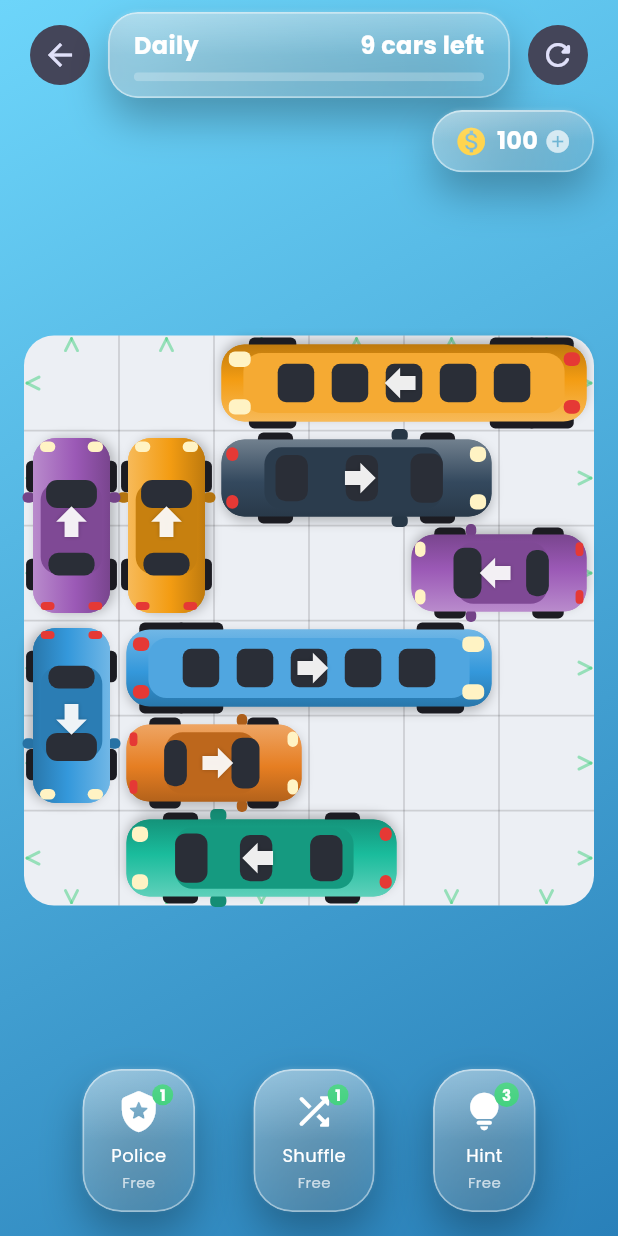
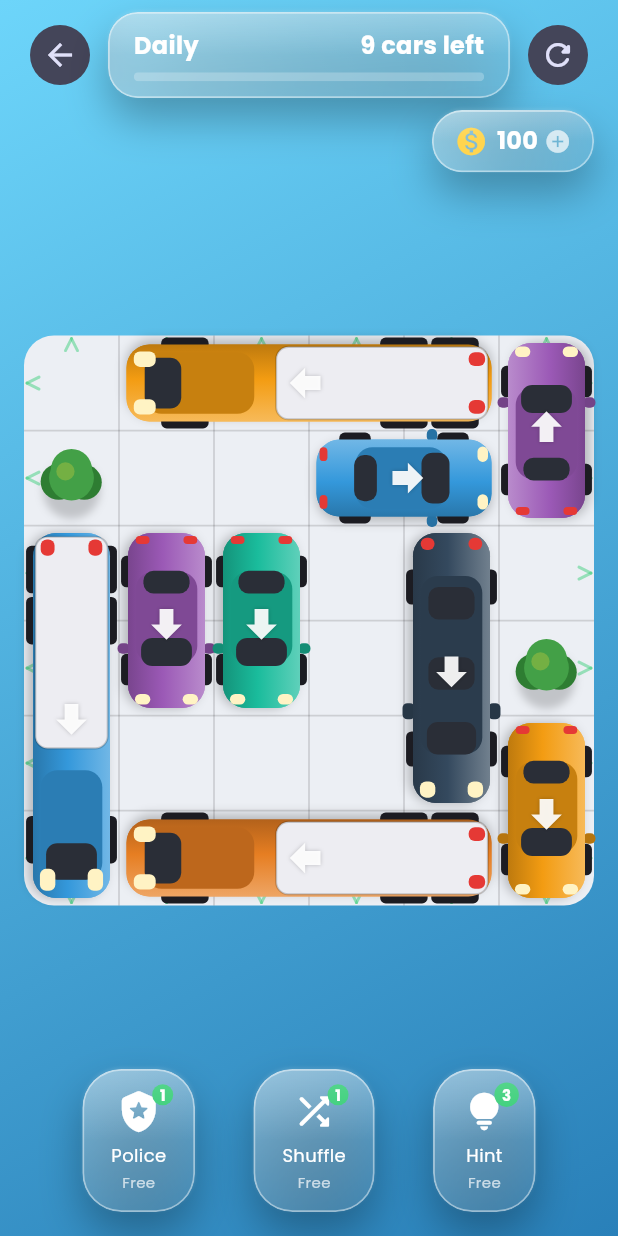
Before and after one commit to nortaip/puzzlegame, a Flutter app: the screen it shows after launch, after a tap on "Daily Challenge", on a phone screen of 412 x 824 dp. Run offline on Flutter 3.47's test engine with Material 3 defaults, Android fonts, the phone set to English and light mode, and no system bars; our stand-ins replace audioplayers, confetti, connectivity_plus, flutter_riverpod, google_fonts, google_mobile_ads and 4 more; accounts and stored records are empty.

Commit message:
Add roadside-tree obstacles that close off some exits
From level 12, the generator scatters static tree obstacles (biased to the
borders) that permanently block their cells. Trees are placed before the cars
and the lane-clear check keeps every car's exit path tree-free, so some exits
are closed but the board stays solvable with plenty of open lanes. Trees are
rendered as little top-down canopies (new TreePainter) and tracked on Board /
Level; count scales gently with the level (capped at the grid side length).

```diff
--- a/lib/features/game/widgets/board_widget.dart
+++ b/lib/features/game/widgets/board_widget.dart
@@ -109,6 +109,7 @@ class _BoardWidgetState extends ConsumerState<BoardWidget>
           ),
           for (final t in _trails) _buildTrail(t),
           for (final s in _smokes) _buildSmoke(s),
+          for (final tree in board.trees) _buildTree(tree, board.size, cell),
           for (final car in board.cars) _buildCar(game, car, cell),
           for (final g in _ghosts) _buildGhost(g),
           if (_policeActive) _screenFlash(),
@@ -162,6 +163,24 @@ class _BoardWidgetState extends ConsumerState<BoardWidget>
       width: width,
       height: height,
       child: child,
+    );
+  }
+
+  Widget _buildTree(int cellIndex, int gridSize, double cell) {
+    final r = cellIndex ~/ gridSize;
+    final c = cellIndex % gridSize;
+    return Positioned(
+      key: ValueKey('tree_$cellIndex'),
+      left: c * cell,
+      top: r * cell,
+      width: cell,
+      height: cell,
+      child: const IgnorePointer(
+        child: Padding(
+          padding: EdgeInsets.all(2),
+          child: CustomPaint(painter: TreePainter(), child: SizedBox.expand()),
+        ),
+      ),
     );
   }
 
--- a/lib/features/game/widgets/car_painter.dart
+++ b/lib/features/game/widgets/car_painter.dart
@@ -452,6 +452,43 @@ class SmokePainter extends CustomPainter {
   bool shouldRepaint(covariant SmokePainter old) => old.progress != progress;
 }
 
+/// A small top-down roadside tree (a bushy green canopy) used as an obstacle.
+class TreePainter extends CustomPainter {
+  const TreePainter();
+
+  @override
+  void paint(Canvas canvas, Size size) {
+    final c = Offset(size.width / 2, size.height / 2);
+    final r = size.shortestSide * 0.34;
+
+    // Ground shadow.
+    canvas.drawCircle(
+      c.translate(0, r * 0.4),
+      r * 0.95,
+      Paint()
+        ..color = Colors.black.withOpacity(0.18)
+        ..maskFilter = const MaskFilter.blur(BlurStyle.normal, 3),
+    );
+
+    const dark = Color(0xFF2E7D32);
+    const mid = Color(0xFF43A047);
+    const light = Color(0xFF7CB342);
+
+    canvas.drawCircle(c.translate(-r * 0.42, r * 0.12), r * 0.6, Paint()..color = dark);
+    canvas.drawCircle(c.translate(r * 0.42, r * 0.14), r * 0.58, Paint()..color = dark);
+    canvas.drawCircle(c.translate(0, -r * 0.28), r * 0.68, Paint()..color = mid);
+    canvas.drawCircle(c, r * 0.74, Paint()..color = mid);
+    canvas.drawCircle(
+      c.translate(-r * 0.2, -r * 0.22),
+      r * 0.3,
+      Paint()..color = light.withOpacity(0.85),
+    );
+  }
+
+  @override
+  bool shouldRepaint(covariant TreePainter old) => false;
+}
+
 /// Top-down police officer: cap, face and shoulders, with a tiny badge. Used in
 /// the Police power-up overlay beside the squad car.
 class OfficerPainter extends CustomPainter {
--- a/lib/game/logic/difficulty.dart
+++ b/lib/game/logic/difficulty.dart
@@ -11,10 +11,14 @@ class DifficultyConfig {
     required this.vehicleCount,
     required this.typePool,
     required this.depthBias,
+    required this.treeCount,
   });
 
   final int gridSize;
   final int vehicleCount;
+
+  /// Number of static roadside-tree obstacles that close off some exits.
+  final int treeCount;
 
   /// Weighted pool of vehicle types to draw from (repeats bias the odds).
   final List<VehicleType> typePool;
@@ -56,11 +60,17 @@ class DifficultyConfig {
     if (gridSize >= 6 && level >= 18) pool.add(VehicleType.truck);
     if (gridSize >= 7) pool.add(VehicleType.bus); // more big vehicles later
 
+    // Trees start appearing in the mid game and grow slowly, capped so plenty
+    // of exits stay open (never more than ~the grid side length).
+    final treeCount =
+        level < 12 ? 0 : (1 + (level - 12) ~/ 18).clamp(0, gridSize);
+
     return DifficultyConfig(
       gridSize: gridSize,
       vehicleCount: vehicleCount,
       typePool: pool,
       depthBias: (level * 0.012).clamp(0.0, 0.85),
+      treeCount: treeCount,
     );
   }
 }
--- a/lib/game/logic/level_generator.dart
+++ b/lib/game/logic/level_generator.dart
@@ -52,6 +52,7 @@ class LevelGenerator {
       number: number,
       gridSize: best.size,
       cars: List<Vehicle>.of(best.cars),
+      trees: List<int>.of(best.trees),
       seed: baseSeed,
       themeIndex: number % 5,
     );
@@ -60,6 +61,11 @@ class LevelGenerator {
   Board _build(DifficultyConfig cfg, Random rng) {
     final size = cfg.gridSize;
     final occ = List<int>.filled(size * size, -1);
+
+    // Trees go down first; the lane-clear check below then keeps every car's
+    // exit path tree-free, so the board stays solvable.
+    final trees = _placeTrees(cfg, rng, occ, size);
+
     final cars = <Vehicle>[];
     var nextId = 0;
 
@@ -98,7 +104,37 @@ class LevelGenerator {
       nextId++;
     }
 
-    return Board(size: size, cars: cars);
+    return Board(size: size, cars: cars, trees: trees);
+  }
+
+  /// Places [DifficultyConfig.treeCount] tree obstacles, biased to the border
+  /// (roadside) so they close off some exits while leaving plenty open.
+  List<int> _placeTrees(
+    DifficultyConfig cfg,
+    Random rng,
+    List<int> occ,
+    int size,
+  ) {
+    if (cfg.treeCount <= 0) return const [];
+    final border = <int>[];
+    final interior = <int>[];
+    for (var r = 0; r < size; r++) {
+      for (var c = 0; c < size; c++) {
+        final isBorder = r == 0 || r == size - 1 || c == 0 || c == size - 1;
+        (isBorder ? border : interior).add(r * size + c);
+      }
+    }
+    border.shuffle(rng);
+    interior.shuffle(rng);
+
+    final trees = <int>[];
+    for (final cell in [...border, ...interior]) {
+      if (trees.length >= cfg.treeCount) break;
+      if (occ[cell] != -1) continue;
+      occ[cell] = Board.treeCell;
+      trees.add(cell);
+    }
+    return trees;
   }
 
   /// Picks how deep the car parks. With higher [depthBias] we bias toward the
--- a/lib/game/models/board.dart
+++ b/lib/game/models/board.dart
@@ -5,16 +5,26 @@ import 'vehicle.dart';
 /// in its own [Vehicle.facing] direction. The puzzle is solved when every car
 /// has driven off the board ([isCleared]).
 class Board {
-  Board({required this.size, required this.cars});
+  Board({required this.size, required this.cars, this.trees = const []});
 
   final int size;
 
   /// The cars still parked on the board. Driving a car off removes it.
   final List<Vehicle> cars;
 
-  Board clone() => Board(size: size, cars: List<Vehicle>.of(cars));
+  /// Static roadside-tree obstacles, as cell indices (`row * size + col`). They
+  /// never move and permanently block any lane that passes through them — used
+  /// to close off some exits and make levels harder. The generator guarantees
+  /// no car's exit lane ever crosses a tree, so the board stays solvable.
+  final List<int> trees;
+
+  Board clone() =>
+      Board(size: size, cars: List<Vehicle>.of(cars), trees: trees);
 
   bool get isCleared => cars.isEmpty;
+
+  /// Marker stored in the occupancy grid for a tree cell.
+  static const int treeCell = -2;
 
   Vehicle? carById(int id) {
     for (final c in cars) {
@@ -23,9 +33,13 @@ class Board {
     return null;
   }
 
-  /// Occupancy grid: each cell holds a car id, or -1 when empty.
+  /// Occupancy grid: each cell holds a car id, [treeCell] for a tree, or -1 when
+  /// empty. Only -1 counts as a clear lane cell.
   List<int> occupancy() {
     final grid = List<int>.filled(size * size, -1);
+    for (final t in trees) {
+      grid[t] = treeCell;
+    }
     for (final c in cars) {
       for (var i = 0; i < c.length; i++) {
         grid[c.cellRow(i) * size + c.cellCol(i)] = c.id;
@@ -66,7 +80,10 @@ class Board {
     }
   }
 
-  /// A new board with car [id] removed (driven off).
-  Board removeCar(int id) =>
-      Board(size: size, cars: [for (final c in cars) if (c.id != id) c]);
+  /// A new board with car [id] removed (driven off). Trees are preserved.
+  Board removeCar(int id) => Board(
+        size: size,
+        cars: [for (final c in cars) if (c.id != id) c],
+        trees: trees,
+      );
 }
--- a/lib/game/models/level.dart
+++ b/lib/game/models/level.dart
@@ -8,12 +8,16 @@ class Level {
     required this.gridSize,
     required this.cars,
     required this.seed,
+    this.trees = const [],
     this.themeIndex = 0,
   });
 
   final int number;
   final int gridSize;
   final List<Vehicle> cars;
+
+  /// Static tree-obstacle cells (`row * gridSize + col`).
+  final List<int> trees;
 
   /// Seed used to procedurally generate this level (deterministic / shareable).
   final int seed;
@@ -25,5 +29,6 @@ class Level {
   int get optimalMoves => cars.length;
 
   /// A fresh, playable [Board] for this level.
-  Board newBoard() => Board(size: gridSize, cars: List<Vehicle>.of(cars));
+  Board newBoard() =>
+      Board(size: gridSize, cars: List<Vehicle>.of(cars), trees: trees);
 }
```
Also changed, not shown: 1 other file.
